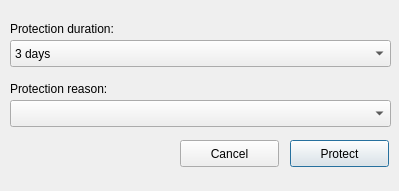
The window that huggle/protectpage.ui (huggle/huggle3-qt-lx) describes before a commit, drawn with Qt 5.
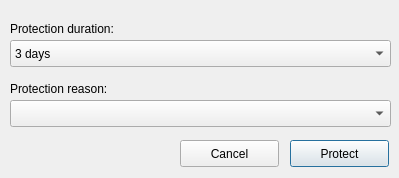
The same window after the commit.

```diff
--- a/huggle/protectpage.ui
+++ b/huggle/protectpage.ui
@@ -7,7 +7,7 @@
     <x>0</x>
     <y>0</y>
     <width>399</width>
-    <height>191</height>
+    <height>178</height>
    </rect>
   </property>
   <property name="windowTitle">
```
